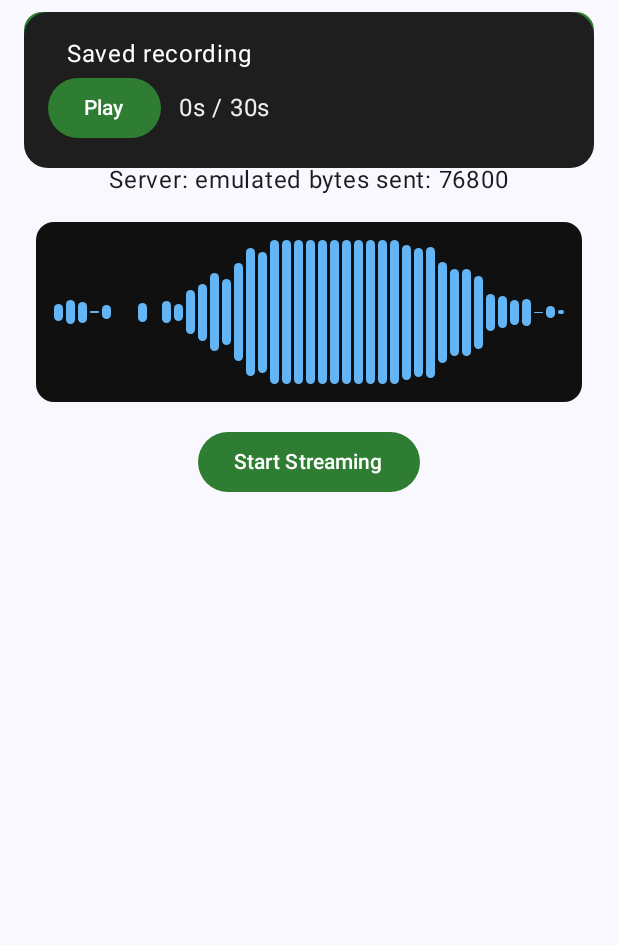
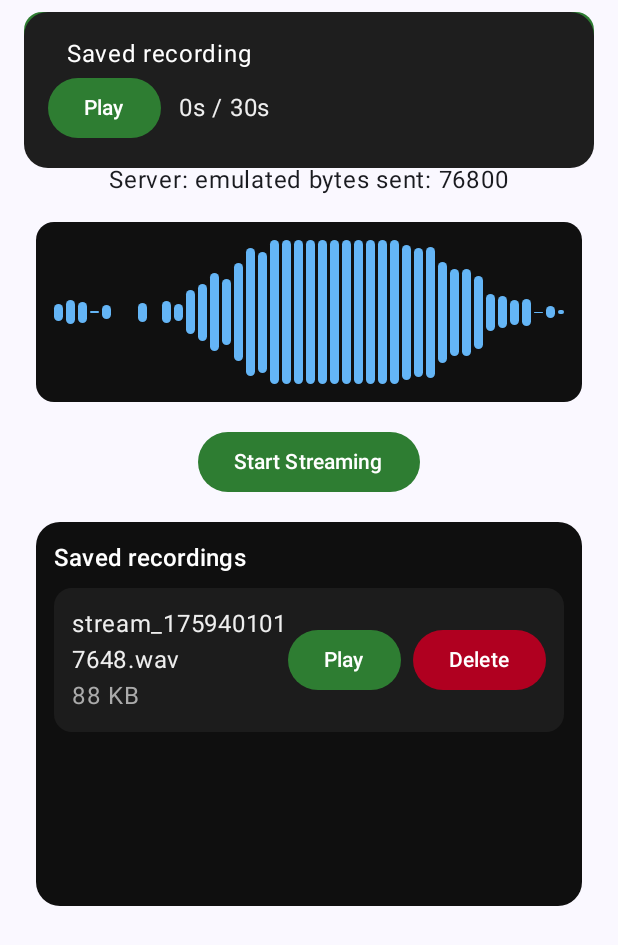
Before and after one commit to arthurabreu/Voice-Recorder-Streamer, an Android app built with Jetpack Compose: the composable LiveStreamingScreen shown on its own in the app's theme, after a tap on "Save", on a phone screen of 412 x 824 dp. Shown: the top 945 px of the screen. Run offline under Robolectric (Android 15) with nearby library versions, the phone set to English and light mode, and no system bars; 2 other taps on this screen came first.

Commit message:
Added list of saved files

```diff
--- a/app/src/main/java/com/arthurabreu/voicerecorderwebsockettransmitter/features/streaming/presentation/LiveStreamingViewModel.kt
+++ b/app/src/main/java/com/arthurabreu/voicerecorderwebsockettransmitter/features/streaming/presentation/LiveStreamingViewModel.kt
@@ -15,6 +15,9 @@ import kotlin.math.PI
 import kotlin.math.sin
 
 class LiveStreamingViewModel : ViewModel() {
+    // Exposed list of saved recordings discovered on device (cache/files)
+    private val _savedItems = MutableStateFlow<List<File>>(emptyList())
+    val savedItems: StateFlow<List<File>> = _savedItems
     enum class UiState { Idle, Streaming, Stopped, Saving, Saved }
     data class Balloon(val message: String, val type: Type) {
         enum class Type { Success, Error }
@@ -131,6 +134,17 @@ class LiveStreamingViewModel : ViewModel() {
             showBalloon("Saved recording", Balloon.Type.Success)
             // Show player overlay
             _showPlayerOverlay.value = tempFile
+            // Add to saved items list
+            tempFile?.let { f ->
+                if (f.exists()) {
+                    val current = _savedItems.value.toMutableList()
+                    // avoid duplicates
+                    if (current.none { it.absolutePath == f.absolutePath }) {
+                        current.add(0, f)
+                        _savedItems.value = current.sortedByDescending { it.lastModified() }
+                    }
+                }
+            }
         } catch (t: Throwable) {
             showBalloon("Save failed: ${t.message}", Balloon.Type.Error)
             _uiState.value = UiState.Stopped
@@ -195,4 +209,35 @@ class LiveStreamingViewModel : ViewModel() {
     fun consumeBalloon() { _balloon.value = null }
 
     fun dismissPlayerOverlay() { _showPlayerOverlay.value = null }
+
+    // Refresh saved items by scanning given directories for audio files (.wav, .m4a)
+    fun refreshSaved(vararg dirs: File) {
+        val found = mutableListOf<File>()
+        dirs.forEach { dir ->
+            dir.listFiles()?.forEach { f ->
+                val name = f.name.lowercase()
+                if (f.isFile && (name.endsWith(".wav") || name.endsWith(".m4a"))) {
+                    found.add(f)
+                }
+            }
+        }
+        _savedItems.value = found.distinctBy { it.absolutePath }.sortedByDescending { it.lastModified() }
+    }
+
+    // Delete a saved recording from disk and update list
+    fun deleteFile(file: File) {
+        val ok = try { file.delete() } catch (_: Throwable) { false }
+        if (ok) {
+            _savedItems.value = _savedItems.value.filterNot { it.absolutePath == file.absolutePath }
+            showBalloon("Deleted", Balloon.Type.Success)
+        } else {
+            showBalloon("Failed to delete", Balloon.Type.Error)
+        }
+    }
+
+    // Show the mini player overlay for a given file
+    fun preview(file: File) {
+        _showPlayerOverlay.value = file
+    }
+
 }
--- a/app/src/main/java/com/arthurabreu/voicerecorderwebsockettransmitter/features/streaming/ui/LiveStreamingScreen.kt
+++ b/app/src/main/java/com/arthurabreu/voicerecorderwebsockettransmitter/features/streaming/ui/LiveStreamingScreen.kt
@@ -15,6 +15,8 @@ import androidx.compose.foundation.layout.fillMaxWidth
 import androidx.compose.foundation.layout.height
 import androidx.compose.foundation.layout.padding
 import androidx.compose.foundation.layout.width
+import androidx.compose.foundation.lazy.LazyColumn
+import androidx.compose.foundation.lazy.items
 import androidx.compose.foundation.shape.RoundedCornerShape
 import androidx.compose.material3.Button
 import androidx.compose.material3.ButtonDefaults
@@ -34,6 +36,7 @@ import androidx.compose.ui.unit.Dp
 import androidx.compose.ui.unit.dp
 import androidx.lifecycle.viewmodel.compose.viewModel
 import com.arthurabreu.voicerecorderwebsockettransmitter.features.streaming.presentation.LiveStreamingViewModel
+import java.io.File
 
 @Composable
 fun LiveStreamingScreen(onBack: (() -> Unit)? = null) {
@@ -57,7 +60,10 @@ fun LiveStreamingScreen(onBack: (() -> Unit)? = null) {
 
             val uiState by vm.uiState.collectAsState()
             val context = LocalContext.current
-            Row(horizontalArrangement = Arrangement.spacedBy(12.dp)) {
+            Row(
+                modifier = Modifier.fillMaxWidth(),
+                horizontalArrangement = Arrangement.spacedBy(12.dp, Alignment.CenterHorizontally)
+            ) {
                 AnimatedContent(targetState = uiState, label = "startStopSave") { st ->
                     when (st) {
                         LiveStreamingViewModel.UiState.Streaming -> {
@@ -89,6 +95,19 @@ fun LiveStreamingScreen(onBack: (() -> Unit)? = null) {
                 }
 
                 if (onBack != null && uiState != LiveStreamingViewModel.UiState.Stopped) Button(onClick = onBack) { Text("Voltar") }
+            }
+            // Saved recordings list
+            val saved by vm.savedItems.collectAsState()
+            LaunchedEffect(Unit) {
+                // Load any existing files (from before) into the list
+                vm.refreshSaved(context.cacheDir, context.filesDir)
+            }
+            AnimatedVisibility(visible = saved.isNotEmpty()) {
+                SavedRecordingsList(
+                    items = saved,
+                    onPlay = { vm.preview(it) },
+                    onDelete = { vm.deleteFile(it) }
+                )
             }
         }
 
@@ -141,6 +160,53 @@ private fun Waveform(levels: List<Float>, barCount: Int, barWidth: Dp, barGap: D
                     .height(h)
                     .background(Color(0xFF64B5F6), RoundedCornerShape(4.dp))
             )
+        }
+    }
+}
+
+@Composable
+private fun SavedRecordingsList(
+    items: List<File>,
+    onPlay: (File) -> Unit,
+    onDelete: (File) -> Unit
+) {
+    Column(
+        modifier = Modifier
+            .fillMaxWidth()
+            .clip(RoundedCornerShape(16.dp))
+            .background(Color(0xFF0F0F0F))
+            .padding(12.dp),
+        verticalArrangement = Arrangement.spacedBy(8.dp)
+    ) {
+        Text("Saved recordings", style = MaterialTheme.typography.titleMedium, color = Color.White)
+        LazyColumn(
+            modifier = Modifier.fillMaxWidth().height(200.dp),
+            verticalArrangement = Arrangement.spacedBy(8.dp)
+        ) {
+            items(items, key = { it.absolutePath }) { file ->
+                Row(
+                    modifier = Modifier
+                        .fillMaxWidth()
+                        .clip(RoundedCornerShape(12.dp))
+                        .background(Color(0xFF1C1C1C))
+                        .padding(12.dp),
+                    horizontalArrangement = Arrangement.SpaceBetween,
+                    verticalAlignment = Alignment.CenterVertically
+                ) {
+                    Column(modifier = Modifier.weight(1f)) {
+                        Text(file.name, color = Color(0xFFEEEEEE))
+                        Text("${file.length()/1024} KB", color = Color(0xFFAAAAAA))
+                    }
+                    Row(horizontalArrangement = Arrangement.spacedBy(8.dp), verticalAlignment = Alignment.CenterVertically) {
+                        Button(onClick = { onPlay(file) }, colors = ButtonDefaults.buttonColors(containerColor = Color(0xFF2E7D32))) {
+                            Text("Play", color = Color.White)
+                        }
+                        Button(onClick = { onDelete(file) }, colors = ButtonDefaults.buttonColors(containerColor = Color(0xFFB00020))) {
+                            Text("Delete", color = Color.White)
+                        }
+                    }
+                }
+            }
         }
     }
 }
```
